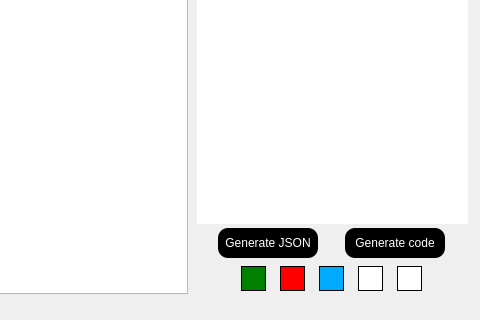
Matko223/ICP, file src/mainwindow.ui: the form before one commit; both pictures show x 713 to 1193 and y 356 to 676 of the 1193 by 676 pixel window.
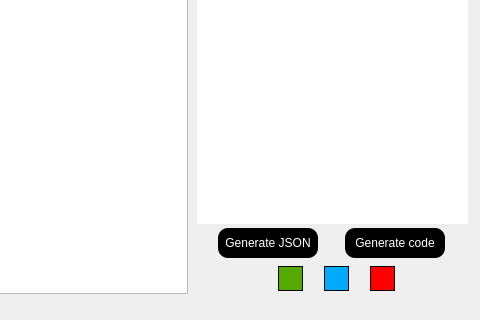
The form after the commit. Icons and pictures are not drawn.

Commit message: fix help dialog, remove buttons

The edit to the form file:
```diff
--- a/src/mainwindow.ui
+++ b/src/mainwindow.ui
@@ -76,9 +76,9 @@
     <widget class="QWidget" name="horizontalLayoutWidget">
      <property name="geometry">
       <rect>
-       <x>40</x>
+       <x>70</x>
        <y>0</y>
-       <width>191</width>
+       <width>141</width>
        <height>31</height>
       </rect>
      </property>
@@ -104,7 +104,7 @@
          <bool>false</bool>
         </property>
         <property name="styleSheet">
-         <string notr="true">background-color: green;
+         <string notr="true">background-color: rgb(85, 170, 0);
 image: url(:/playButton.png);
 border: 1px solid rgb(0,0,0);</string>
         </property>
@@ -116,36 +116,6 @@
         </property>
        </widget>
       </item>
-      <item>
-       <widget class="QPushButton" name="pauseSimulation">
-        <property name="minimumSize">
-         <size>
-          <width>0</width>
-          <height>25</height>
-         </size>
-        </property>
-        <property name="maximumSize">
-         <size>
-          <width>25</width>
-          <height>16777215</height>
-         </size>
-        </property>
-        <property name="autoFillBackground">
-         <bool>false</bool>
-        </property>
-        <property name="styleSheet">
-         <string notr="true">image: url(:/pauseButton.png);
-background-color: rgb(255, 0, 0);
-border: 1px solid rgb(0,0,0);</string>
-        </property>
-        <property name="text">
-         <string/>
-        </property>
-        <property name="flat">
-         <bool>false</bool>
-        </property>
-       </widget>
-      </item>
       <item>
        <widget class="QPushButton" name="resetSimulation">
         <property name="minimumSize">
@@ -188,7 +158,7 @@
          <bool>false</bool>
         </property>
         <property name="styleSheet">
-         <string notr="true">background-color: rgb(255, 255, 255);
+         <string notr="true">background-color: rgb(255, 0, 0);
 image: url(:/deleteButton.png);
 border: 1px solid rgb(0,0,0);</string>
         </property>
@@ -200,36 +170,6 @@
         </property>
        </widget>
       </item>
-      <item>
-       <widget class="QPushButton" name="cancelButton">
-        <property name="minimumSize">
-         <size>
-          <width>0</width>
-          <height>25</height>
-         </size>
-        </property>
-        <property name="maximumSize">
-         <size>
-          <width>25</width>
-          <height>16777215</height>
-         </size>
-        </property>
-        <property name="autoFillBackground">
-         <bool>false</bool>
-        </property>
-        <property name="styleSheet">
-         <string notr="true">background-color: rgb(255, 255, 255);
-image: url(:/cancelButton.png);
-border: 1px solid rgb(0,0,0);</string>
-        </property>
-        <property name="text">
-         <string/>
-        </property>
-        <property name="flat">
-         <bool>false</bool>
-        </property>
-       </widget>
-      </item>
      </layout>
     </widget>
    </widget>
```
Left out of the diff: 8 changed lines with no effect on the pictures. The commit also changes 2 other files.
